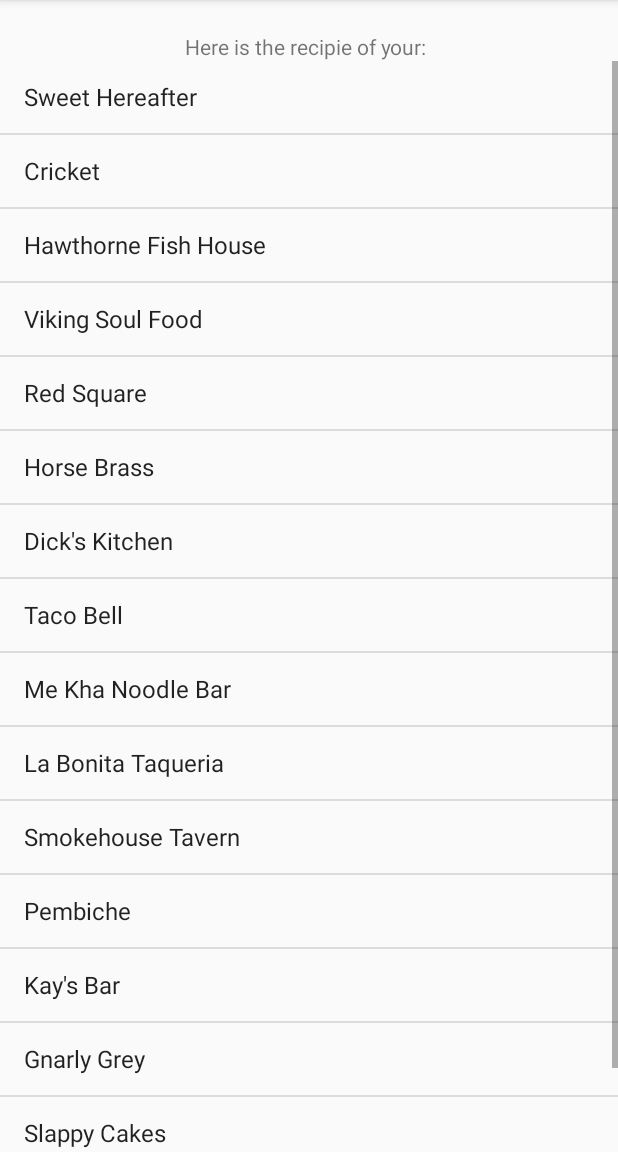
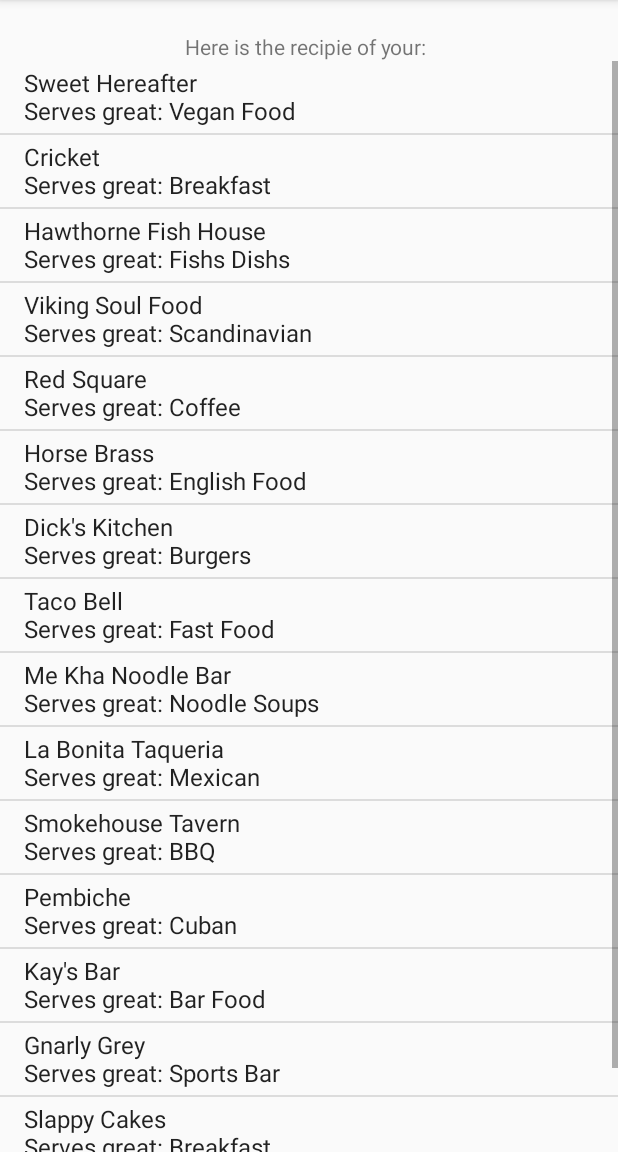
Before and after one commit to ikuaj/FoodRecipies, an Android app: the screen it shows after launch (SearchActivity), after a tap on "SEARCH", on a phone screen of 412 x 824 dp, the part 84-1236 px from its top. Run offline under Robolectric (Android 15) with nearby library versions, the phone set to English and light mode, and no system bars; our stand-ins replace ButterKnife; 1 statement that could not run was skipped.

Commit message:
adapters

```diff
--- a/app/src/main/java/com/example/prideland/foodrecipies/MainActivity.java
+++ b/app/src/main/java/com/example/prideland/foodrecipies/MainActivity.java
@@ -26,8 +26,8 @@
         Typeface mali = Typeface.createFromAsset(getAssets(), "fonts/GrandHotel-Regular.otf");
         mtitleTextView.setTypeface(mali);
 
-//        mfoodEditText = (EditText) findViewById(R.id.foodEditText);
-//        mfindFoodButton = (Button) findViewById(R.id.findFoodbutton);
+        mfoodEditText = (EditText) findViewById(R.id.foodEditText);
+        mfindFoodButton = (Button) findViewById(R.id.findFoodbutton);
         mfindFoodButton.setOnClickListener(new View.OnClickListener() {
             @Override
                 public void onClick(View v) {
--- a/app/src/main/java/com/example/prideland/foodrecipies/MyRecipiesArrayAdapter.java
+++ b/app/src/main/java/com/example/prideland/foodrecipies/MyRecipiesArrayAdapter.java
@@ -1,28 +1,29 @@
 package com.example.prideland.foodrecipies;
 
 import android.content.Context;
+import android.widget.ArrayAdapter;
 
-public class MyRecipiesArrayAdapter {
+public class MyRecipiesArrayAdapter extends ArrayAdapter {
     private Context mContext;
     private String[] mFoods;
     private String[] mCuisines;
 
-//    public MyRecipiesArrayAdapter(Context mContext, int resource, String[] mFoods, String[] mCuisines) {
-//        super(mContext, resource);
-//        this.mContext = mContext;
-//        this.mFoods = mFoods;
-//        this.mCuisines = mCuisines;
-//    }
-//
-//    @Override
-//    public Object getItem(int position) {
-//        String food = mFoods[position];
-//        String cuisine = mCuisines[position];
-//        return String.format("%s \nServes great: %s", food, cuisine);
-//    }
-//
-//    @Override
-//    public int getCount() {
-//        return mFoods.length;
-//    }
+    public MyRecipiesArrayAdapter(Context mContext, int resource, String[] mFoods, String[] mCuisines) {
+        super(mContext, resource);
+        this.mContext = mContext;
+        this.mFoods = mFoods;
+        this.mCuisines = mCuisines;
+    }
+
+    @Override
+    public Object getItem(int position) {
+        String food = mFoods[position];
+        String cuisine = mCuisines[position];
+        return String.format("%s \nServes great: %s", food, cuisine);
+    }
+
+    @Override
+    public int getCount() {
+        return mFoods.length;
+    }
 }
--- a/app/src/main/java/com/example/prideland/foodrecipies/SearchActivity.java
+++ b/app/src/main/java/com/example/prideland/foodrecipies/SearchActivity.java
@@ -29,7 +29,7 @@
 //        mListView = (ListView) findViewById(R.id.listView);
 //        mfoodTextView = (TextView) findViewById(R.id.foodTextView);
 
-        ArrayAdapter adapter = new ArrayAdapter(this, android.R.layout.simple_list_item_1, foods);
+        MyRecipiesArrayAdapter adapter = new MyRecipiesArrayAdapter(this, android.R.layout.simple_list_item_1, foods, cuisines);
         mListView.setAdapter(adapter);
 
         mListView.setOnItemClickListener(new AdapterView.OnItemClickListener() {
```
